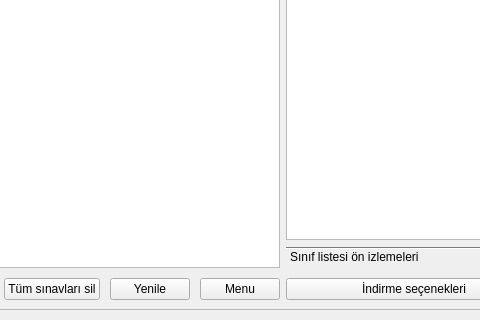
yoseidonn/Kelebek-App, file Forms/sinavlar_frame.ui: the form before one commit; both pictures show x 106 to 586 and y 271 to 591 of the 1062 by 591 pixel window.
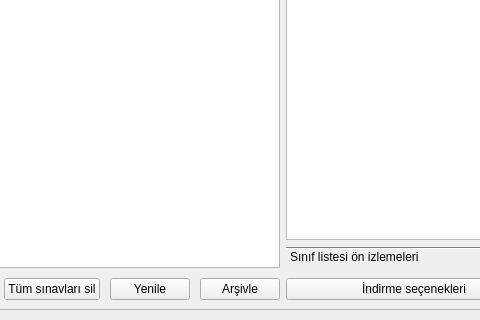
The form after the commit. The open tabs and pages were chosen to show the change. Icons and pictures are not drawn.

```diff
--- a/Forms/sinavlar_frame.ui
+++ b/Forms/sinavlar_frame.ui
@@ -185,7 +185,7 @@
               <bool>true</bool>
              </property>
              <property name="text">
-              <string>Menu</string>
+              <string>Arşivle</string>
              </property>
             </widget>
            </item>
```
Left out of the diff: 6 changed lines with no effect on the pictures.
